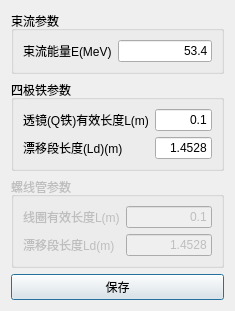
This is ui/sub_dlg_01.ui in wzmsykk/EMIT_PROG as Qt 5 draws it before an edit. The edited form follows.
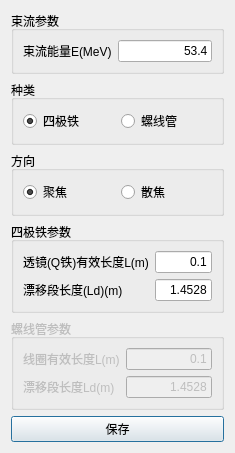
This is the edited form.

What changed in the file:
```diff
--- a/ui/sub_dlg_01.ui
+++ b/ui/sub_dlg_01.ui
@@ -7,7 +7,7 @@
     <x>0</x>
     <y>0</y>
     <width>235</width>
-    <height>273</height>
+    <height>387</height>
    </rect>
   </property>
   <property name="windowTitle">
@@ -46,6 +46,73 @@
      </layout>
     </widget>
    </item>
+   <item>
+    <widget class="QGroupBox" name="groupBox_2">
+     <property name="title">
+      <string>种类</string>
+     </property>
+     <layout class="QHBoxLayout" name="horizontalLayout_2">
+      <item>
+       <widget class="QRadioButton" name="radioButton_quadrupole">
+        <property name="text">
+         <string>四极铁</string>
+        </property>
+        <property name="checked">
+         <bool>true</bool>
+        </property>
+        <attribute name="buttonGroup">
+         <string notr="true">buttonGroup</string>
+        </attribute>
+       </widget>
+      </item>
+      <item>
+       <widget class="QRadioButton" name="radioButton_solenoid">
+        <property name="enabled">
+         <bool>true</bool>
+        </property>
+        <property name="text">
+         <string>螺线管</string>
+        </property>
+        <attribute name="buttonGroup">
+         <string notr="true">buttonGroup</string>
+        </attribute>
+       </widget>
+      </item>
+     </layout>
+    </widget>
+   </item>
+   <item>
+    <widget class="QGroupBox" name="groupBox_3">
+     <property name="title">
+      <string>方向</string>
+     </property>
+     <layout class="QHBoxLayout" name="horizontalLayout">
+      <item>
+       <widget class="QRadioButton" name="radioButton_focus">
+        <property name="text">
+         <string>聚焦</string>
+        </property>
+        <property name="checked">
+         <bool>true</bool>
+        </property>
+        <attribute name="buttonGroup">
+         <string notr="true">buttonGroup_2</string>
+        </attribute>
+       </widget>
+      </item>
+      <item>
+       <widget class="QRadioButton" name="radioButton_defocus">
+        <property name="text">
+         <string>散焦</string>
+        </property>
+        <attribute name="buttonGroup">
+         <string notr="true">buttonGroup_2</string>
+        </attribute>
+       </widget>
+      </item>
+     </layout>
+    </widget>
+   </item>
    <item>
     <widget class="QGroupBox" name="groupBox_quad">
      <property name="title">
```
Left out of the diff: 4 changed lines with no effect on the pictures.
